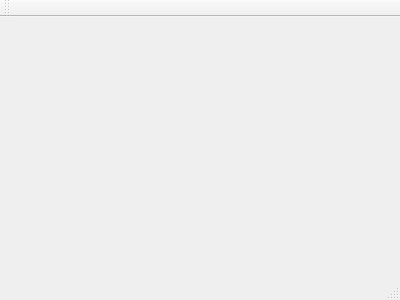
Before: the Qt Designer form mainwindow.ui in nasserGanjali/baslerCamera-findHole-openCV, drawn with Qt 5.
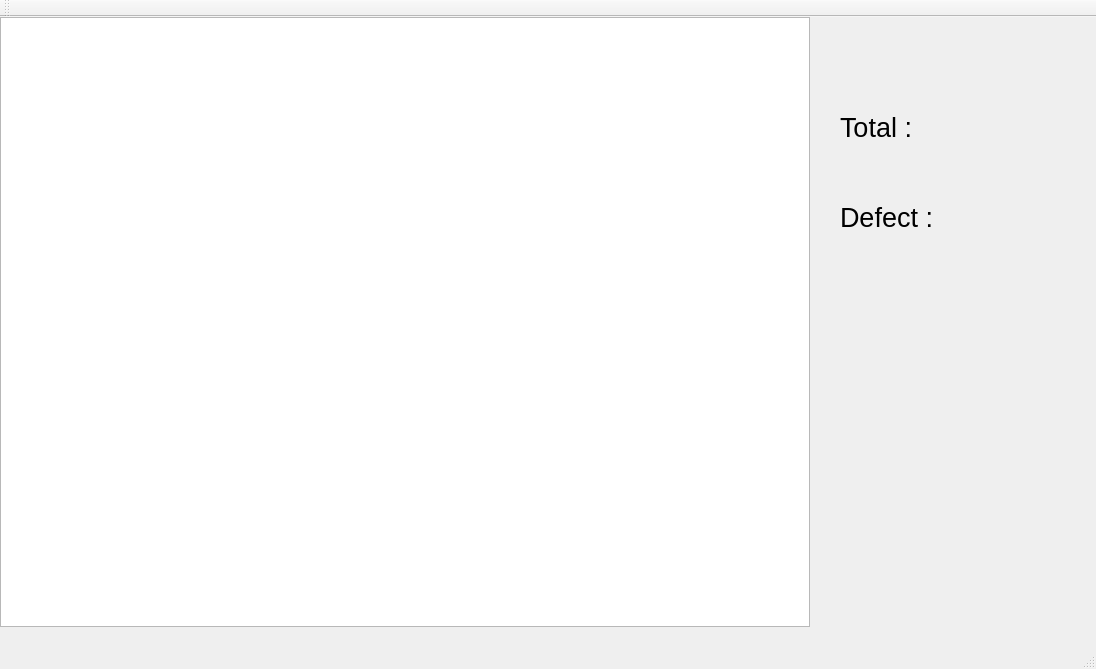
After: the same form once the commit is applied.

Diff of the .ui file:
```diff
--- a/mainwindow.ui
+++ b/mainwindow.ui
@@ -1,24 +1,86 @@
 <ui version="4.0">
  <class>MainWindow</class>
- <widget class="QMainWindow" name="MainWindow" >
-  <property name="geometry" >
+ <widget class="QMainWindow" name="MainWindow">
+  <property name="geometry">
    <rect>
     <x>0</x>
     <y>0</y>
-    <width>400</width>
-    <height>300</height>
+    <width>1096</width>
+    <height>669</height>
    </rect>
   </property>
   <property name="windowTitle" >
    <string>MainWindow</string>
   </property>
-  <widget class="QMenuBar" name="menuBar" />
-  <widget class="QToolBar" name="mainToolBar" />
-  <widget class="QWidget" name="centralWidget" />
-  <widget class="QStatusBar" name="statusBar" />
+  <widget class="QWidget" name="centralWidget">
+   <widget class="QGraphicsView" name="graphicsView">
+    <property name="geometry">
+     <rect>
+      <x>0</x>
+      <y>0</y>
+      <width>810</width>
+      <height>610</height>
+     </rect>
+    </property>
+   </widget>
+   <widget class="QLabel" name="label">
+    <property name="geometry">
+     <rect>
+      <x>840</x>
+      <y>90</y>
+      <width>81</width>
+      <height>41</height>
+     </rect>
+    </property>
+    <property name="font">
+     <font>
+      <pointsize>20</pointsize>
+     </font>
+    </property>
+    <property name="text">
+     <string>Total :</string>
+    </property>
+   </widget>
+   <widget class="QLabel" name="label_2">
+    <property name="geometry">
+     <rect>
+      <x>840</x>
+      <y>180</y>
+      <width>111</width>
+      <height>41</height>
+     </rect>
+    </property>
+    <property name="font">
+     <font>
+      <pointsize>20</pointsize>
+     </font>
+    </property>
+    <property name="text">
+     <string>Defect :</string>
+    </property>
+   </widget>
+  </widget>
+  <widget class="QMenuBar" name="menuBar">
+   <property name="geometry">
+    <rect>
+     <x>0</x>
+     <y>0</y>
+     <width>1096</width>
+     <height>25</height>
+    </rect>
+   </property>
+  </widget>
+  <widget class="QToolBar" name="mainToolBar">
+   <attribute name="toolBarArea">
+    <enum>TopToolBarArea</enum>
+   </attribute>
+   <attribute name="toolBarBreak">
+    <bool>false</bool>
+   </attribute>
+  </widget>
+  <widget class="QStatusBar" name="statusBar"/>
  </widget>
- <layoutDefault spacing="6" margin="11" />
- <pixmapfunction></pixmapfunction>
+ <layoutdefault spacing="6" margin="11"/>
  <resources/>
  <connections/>
 </ui>
```
Left out of the diff: 3 changed lines with no effect on the pictures.
